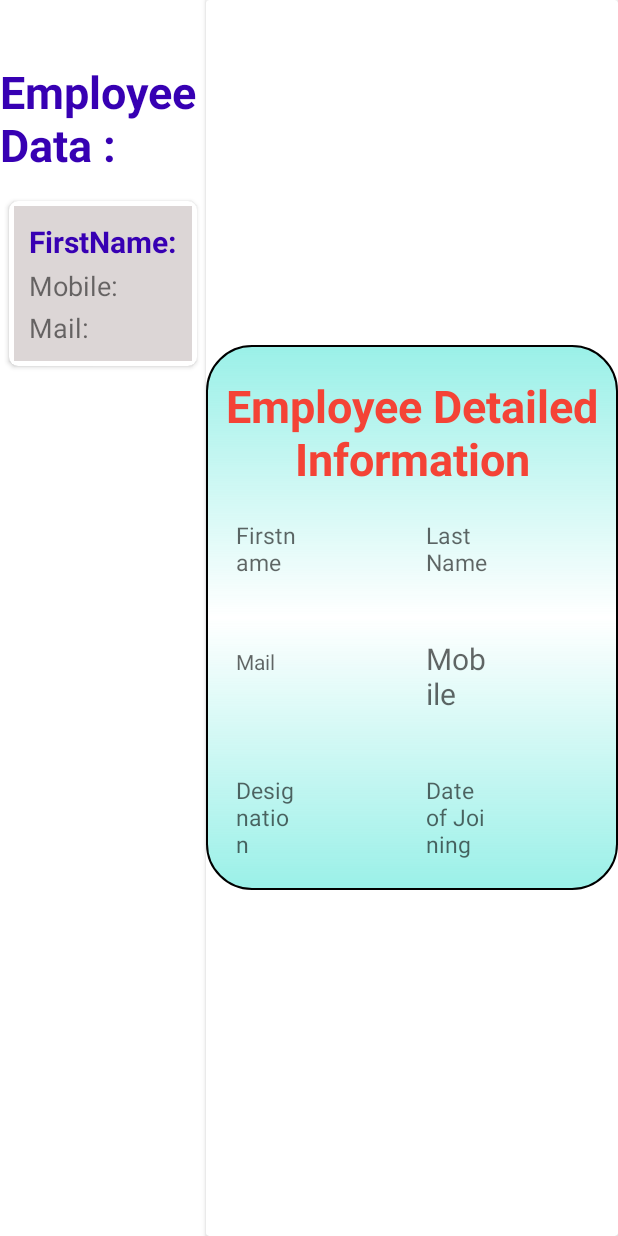
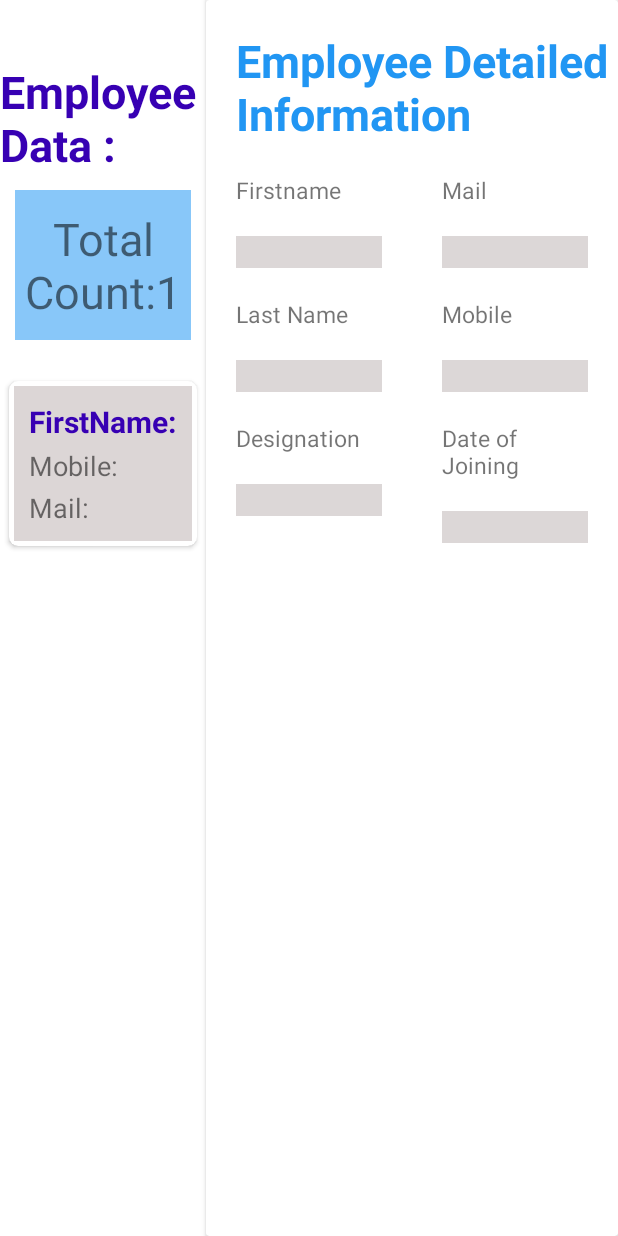
Before and after one commit to gaddamsanjay2/TabMode, an Android app: the MainActivity2 screen opened directly, with no data from a screen before it, on a phone screen of 412 x 824 dp. Run offline under Robolectric (Android 15) with nearby library versions, the phone set to English and light mode, and no system bars.

Commit message:
Second Commit

```diff
--- a/app/src/main/java/com/example/tabmode/AdapterClass.java
+++ b/app/src/main/java/com/example/tabmode/AdapterClass.java
@@ -55,7 +55,7 @@ public class AdapterClass extends RecyclerView.Adapter<AdapterClass.userHolder>
             fname=itemView.findViewById(R.id.displayname);
             mail=itemView.findViewById(R.id.displayemail);
             mobile=itemView.findViewById(R.id.displaycontact);
-            count=itemView.findViewById(R.id.countno);
+            count=itemView.findViewById(R.id.TotalCount);
         }
     }
 }
--- a/app/src/main/java/com/example/tabmode/MainActivity2.java
+++ b/app/src/main/java/com/example/tabmode/MainActivity2.java
@@ -6,6 +6,7 @@ import androidx.recyclerview.widget.RecyclerView;
 
 import android.database.Cursor;
 import android.os.Bundle;
+import android.widget.TextView;
 
 import java.util.ArrayList;
 
@@ -13,12 +14,16 @@ public class MainActivity2 extends AppCompatActivity {
     RecyclerView recyclerView;
     ArrayList<ModelClass> modelClassArrayList;
 
+    TextView count;
+
     @Override
     protected void onCreate(Bundle savedInstanceState) {
         super.onCreate(savedInstanceState);
         setContentView(R.layout.activity_main2);
         recyclerView=findViewById(R.id.recyclerfragA);
         recyclerView.setLayoutManager(new LinearLayoutManager(this));
+
+        count=findViewById(R.id.TotalCount);
 
         Cursor cursor=new DbManager(this).readalldata();
         modelClassArrayList=new ArrayList<>();
@@ -34,7 +39,7 @@ public class MainActivity2 extends AppCompatActivity {
         AdapterClass adapter=new AdapterClass(modelClassArrayList);
         recyclerView.setAdapter(adapter);
 
-
+        count.setText("Total Count:"+""+adapter.modelClassList.size());
 
     }
 }
--- a/app/src/main/res/drawable/header_bg.xml
+++ b/app/src/main/res/drawable/header_bg.xml
@@ -1,6 +1,6 @@
 <?xml version="1.0" encoding="utf-8"?>
 <shape xmlns:android="http://schemas.android.com/apk/res/android">
-<solid android:color="#80000000"/>
+<solid android:color="#80C64F4F"/>
 <stroke android:width="1dp"/>
 <corners android:topLeftRadius="50dp"
     android:topRightRadius="50dp"/>
--- a/app/src/main/res/layout/activity_main.xml
+++ b/app/src/main/res/layout/activity_main.xml
@@ -5,7 +5,6 @@
     android:layout_width="match_parent"
     android:layout_height="match_parent"
     android:orientation="vertical"
-    android:background="@drawable/img"
     tools:context=".MainActivity">
 
     <LinearLayout
--- a/app/src/main/res/layout/fragment_a.xml
+++ b/app/src/main/res/layout/fragment_a.xml
@@ -16,14 +16,18 @@
         android:textStyle="bold"
         android:layout_marginTop="5dp"
         android:textColor="@color/purple_700"/>
+
     <TextView
-        android:layout_width="wrap_content"
-        android:layout_height="wrap_content"
-        android:hint="count"
-        android:id="@+id/countno"
-        android:visibility="gone"
+        android:layout_width="match_parent"
+        android:layout_height="100dp"
+        android:text="Total Count:"
+        android:gravity="center"
+        android:background="#882196F3"
+        android:id="@+id/TotalCount"
+        android:visibility="visible"
         android:textSize="30dp"
-        android:layout_marginLeft="80dp"/>
+        android:layout_margin="10dp"/>
+
     <androidx.recyclerview.widget.RecyclerView
         android:layout_width="match_parent"
         android:layout_height="match_parent"
--- a/app/src/main/res/layout/fragment_b.xml
+++ b/app/src/main/res/layout/fragment_b.xml
@@ -5,8 +5,6 @@
     android:layout_height="match_parent"
     android:orientation="vertical"
     android:background="#1D9C27B0"
-    android:layout_gravity="center_horizontal"
-
     tools:context=".FragmentB">
 
     <!--    <androidx.cardview.widget.CardView-->
@@ -20,11 +18,8 @@
         >
     <LinearLayout
         android:layout_width="match_parent"
-        android:layout_height="wrap_content"
-        android:orientation="vertical"
-        android:background="@drawable/bg_colour"
-        android:layout_gravity="center"
-        >
+        android:layout_height="match_parent"
+        android:orientation="vertical">
         <!-- TODO: Update blank fragment layout -->
         <TextView
             android:layout_width="match_parent"
@@ -32,143 +27,141 @@
             android:text="Employee Detailed Information"
             android:textSize="30sp"
             android:textStyle="bold"
-            android:textColor="#F44336"
-            android:gravity="center"
+            android:textColor="#2196F3"
+            android:layout_marginLeft="20dp"
             android:layout_marginTop="20dp"
             />
-
 
 
         <LinearLayout
             android:layout_width="match_parent"
             android:layout_height="wrap_content"
             android:orientation="horizontal"
+            android:weightSum="2">
+
+
+        <LinearLayout
+            android:layout_width="match_parent"
+            android:layout_height="wrap_content"
+            android:orientation="vertical"
             android:layout_margin="10dp"
-            android:weightSum="2"
-
-            android:layout_gravity="center_horizontal">
+            android:layout_weight="1"
+            android:weightSum="3"
+            >
             <TextView
-                android:layout_width="0dp"
+                android:layout_width="wrap_content"
                 android:layout_height="wrap_content"
-
                 android:layout_weight="0.5"
                 android:layout_margin="10dp"
-                android:hint="Firstname"
+                android:text="Firstname"
                 android:textSize="15sp"/>
             <TextView
-                android:layout_width="0dp"
+                android:layout_width="match_parent"
                 android:layout_height="wrap_content"
                 android:id="@+id/fnamedispid"
                 android:layout_weight="0.5"
                 android:layout_margin="10dp"
-
+                android:background="#DCD7D7"
                 android:textSize="15sp"/>
             <TextView
-                android:layout_width="0dp"
+                android:layout_width="wrap_content"
                 android:layout_height="wrap_content"
-                android:hint="Last Name"
+                android:text="Last Name"
                 android:layout_weight="0.5"
                 android:layout_margin="10dp"
-
                 android:textSize="15sp"/>
 
 
             <TextView
-                android:layout_width="0dp"
+                android:layout_width="match_parent"
                 android:layout_height="wrap_content"
-
                 android:layout_weight="0.5"
                 android:layout_margin="10dp"
                 android:id="@+id/lnamedispid"
+                android:background="#DCD7D7"
+                android:textSize="15sp"/>
+            <TextView
+                android:layout_width="wrap_content"
+                android:layout_height="wrap_content"
+                android:text="Designation"
+                android:layout_weight="0.5"
+                android:layout_margin="10dp"
                 android:textSize="15sp"/>
 
-        </LinearLayout>
 
-        <LinearLayout
+            <TextView
                 android:layout_width="match_parent"
                 android:layout_height="wrap_content"
-            android:orientation="horizontal"
-            android:layout_margin="10dp"
-            android:weightSum="2"
-            android:layout_gravity="center_horizontal">
-            <TextView
-                android:layout_width="0dp"
-                android:layout_height="wrap_content"
-
                 android:layout_weight="0.5"
                 android:layout_margin="10dp"
-                android:hint="Mail"/>
-            <TextView
-                android:layout_width="0dp"
-                android:layout_height="wrap_content"
-                android:id="@+id/maildispid"
-                android:layout_weight="0.5"
-                android:layout_margin="10dp"
-
-
-                android:textSize="20sp"/>
-            <TextView
-                android:layout_width="0dp"
-                android:layout_height="wrap_content"
-                android:hint="Mobile"
-                android:layout_weight="0.5"
-                android:layout_margin="10dp"
-
-                android:textSize="20sp"/>
-            <TextView
-                android:layout_width="0dp"
-                android:layout_height="wrap_content"
-
-                android:layout_weight="0.5"
-                android:layout_margin="10dp"
-                android:id="@+id/mobiledispid"
+                android:id="@+id/desgdispid"
+                android:background="#DCD7D7"
                 android:textSize="15sp"/>
 
         </LinearLayout>
             <LinearLayout
                 android:layout_width="match_parent"
                 android:layout_height="wrap_content"
-            android:orientation="horizontal"
+                android:orientation="vertical"
                 android:layout_margin="10dp"
+                android:layout_weight="1"
                 android:weightSum="2"
-            android:layout_gravity="center_horizontal">
+                >
                 <TextView
-                android:layout_width="0dp"
+                    android:layout_width="wrap_content"
                     android:layout_height="wrap_content"
-
                     android:layout_weight="0.5"
                     android:layout_margin="10dp"
-                android:hint="Designation"
-
+                    android:text="Mail"
                     android:textSize="15sp"/>
                 <TextView
-                android:layout_width="0dp"
+                    android:layout_width="match_parent"
                     android:layout_height="wrap_content"
-                android:id="@+id/desgdispid"
+                    android:id="@+id/maildispid"
+                    android:layout_weight="0.5"
+                    android:background="#DCD7D7"
+                    android:layout_margin="10dp"
+                    android:textSize="15sp"/>
+                <TextView
+                    android:layout_width="wrap_content"
+                    android:layout_height="wrap_content"
+                    android:text="Mobile"
                     android:layout_weight="0.5"
                     android:layout_margin="10dp"
+                    android:textSize="15sp"/>
 
 
+                <TextView
+                    android:layout_width="match_parent"
+                    android:layout_height="wrap_content"
+                    android:layout_weight="0.5"
+                    android:layout_margin="10dp"
+                    android:id="@+id/mobiledispid"
+                    android:background="#DCD7D7"
                     android:textSize="15sp"/>
                 <TextView
-                android:layout_width="0dp"
+                    android:layout_width="wrap_content"
                     android:layout_height="wrap_content"
-                android:hint="Date of Joining"
+                    android:text="Date of Joining"
                     android:layout_weight="0.5"
                     android:layout_margin="10dp"
-
                     android:textSize="15sp"/>
 
+
                 <TextView
-                android:layout_width="0dp"
+                    android:layout_width="match_parent"
                     android:layout_height="wrap_content"
-
                     android:layout_weight="0.5"
                     android:layout_margin="10dp"
                     android:id="@+id/dojdispid"
+                    android:background="#DCD7D7"
                     android:textSize="15sp"/>
 
             </LinearLayout>
+
+        </LinearLayout>
+
+
     </LinearLayout>
     </ScrollView>
 </androidx.cardview.widget.CardView>
```
Lines whose indentation alone changed are shown as unchanged.
